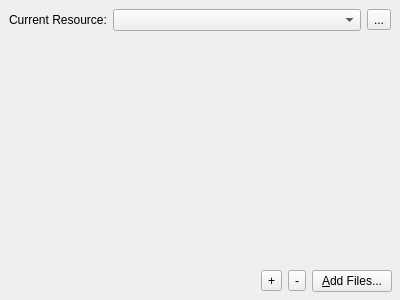
Qt form tools/designer/src/lib/shared/resourceeditor.ui (arnt/qt-history2) before a commit.
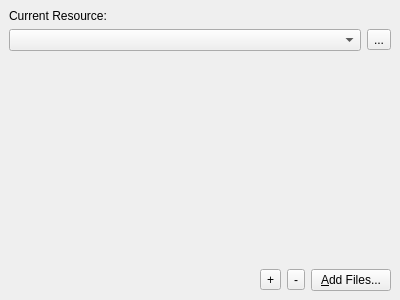
The same form after that commit.

Commit message:
Fixes:    Minor layout change to make the resource editor a little less                  wide Task:     90085
[git-p4: depot-paths = "//depot/qt/main/": change = 249085]

Patch:
```diff
--- a/tools/designer/src/lib/shared/resourceeditor.ui
+++ b/tools/designer/src/lib/shared/resourceeditor.ui
@@ -26,26 +26,26 @@
   </property>
   <layout class="QVBoxLayout" >
    <property name="margin" >
-    <number>8</number>
+    <number>9</number>
    </property>
    <property name="spacing" >
     <number>6</number>
    </property>
+   <item>
+    <widget class="QLabel" name="label" >
+     <property name="text" >
+      <string>Current Resource:</string>
+     </property>
+    </widget>
+   </item>
    <item>
     <layout class="QHBoxLayout" >
      <property name="margin" >
-      <number>1</number>
+      <number>0</number>
      </property>
      <property name="spacing" >
       <number>6</number>
      </property>
-     <item>
-      <widget class="QLabel" name="label" >
-       <property name="text" >
-        <string>Current Resource:</string>
-       </property>
-      </widget>
-     </item>
      <item>
       <widget class="QComboBox" name="m_qrc_combo" >
        <property name="sizePolicy" >
```
